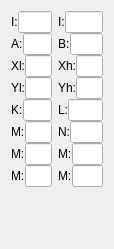
Above: ui/cregssc61860widget.ui from TheProjecter/pockemul before the change. Below: the same form after it.
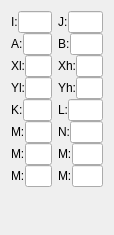
That is the form after the change.

The edit to the form file:
```diff
--- a/ui/cregssc61860widget.ui
+++ b/ui/cregssc61860widget.ui
@@ -7,7 +7,7 @@
     <x>0</x>
     <y>0</y>
     <width>114</width>
-    <height>249</height>
+    <height>235</height>
    </rect>
   </property>
   <property name="windowTitle">
@@ -282,7 +282,7 @@
          <item>
           <widget class="QLabel" name="label_4">
            <property name="text">
-            <string>I:</string>
+            <string>J:</string>
            </property>
           </widget>
          </item>
```
Left out of the diff: 30 changed lines with no effect on the pictures.
